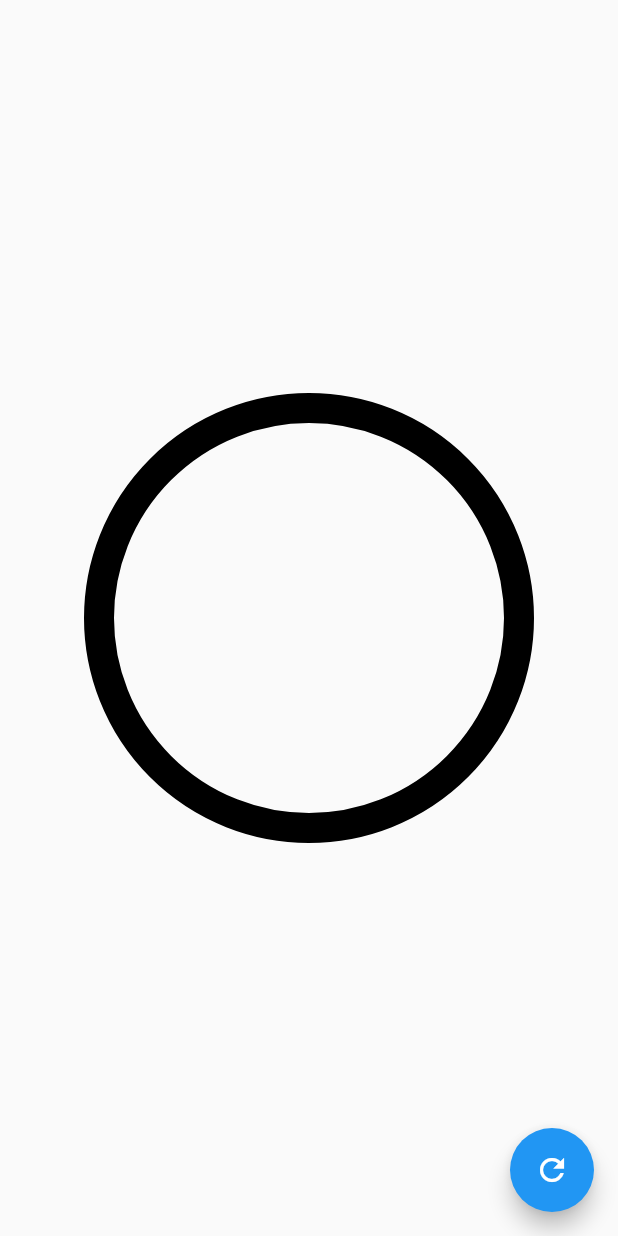
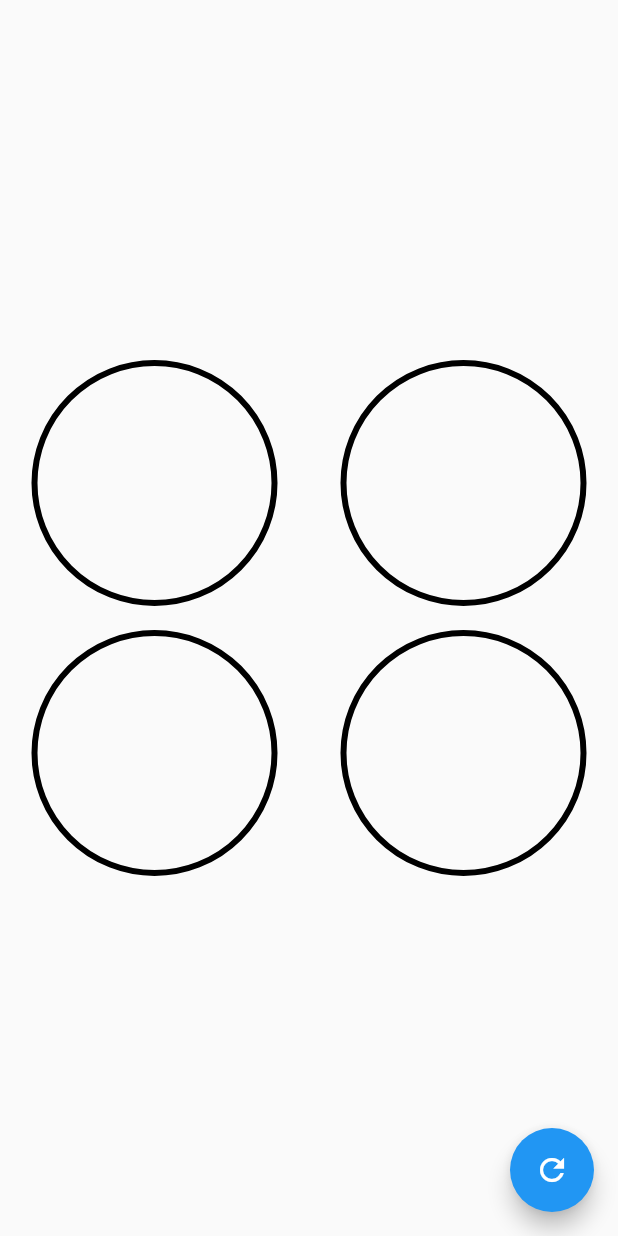
Before and after one commit to MartinBrisset/WidgetsPersonalizadosEjemplos, a Flutter app: the screen it shows after launch, on a phone screen of 412 x 824 dp. Run offline on Flutter 3.47's test engine with Material 2 defaults, Android fonts, the phone set to English and light mode, and no system bars.

Commit message:
Fin con grandiente

```diff
--- a/lib/src/pages/graficas_circulares_page.dart
+++ b/lib/src/pages/graficas_circulares_page.dart
@@ -24,21 +24,53 @@ class _GraficasCircularesPageState extends State<GraficasCircularesPage> {
           }
         },
       ),
-      body: Center(
-        // child: Text('$porcentaje %', style: TextStyle(fontSize: 50.0),),
-        child: Container(
-          width: 300,
-          height: 300,
-          // color: Colors.red,
-          child: RadialProgress(
-            porcentaje: porcentaje,
-            colorPrimario: Colors.red,
-            colorSecundario: Colors.black,
-            grosorSecundario: 20,
-            grosorPrimario: 20,
+      body: Column(
+        mainAxisAlignment: MainAxisAlignment.center,
+        children: <Widget> [
+          Row(
+            mainAxisAlignment: MainAxisAlignment.spaceAround,
+            children:<Widget> [
+              CustomRadialProgress(porcentaje: porcentaje, color: Colors.red,),
+              CustomRadialProgress(porcentaje: porcentaje, color: Colors.blue,),
+            ],
           ),
-        ),
+          Row(
+            mainAxisAlignment: MainAxisAlignment.spaceAround,
+            children:<Widget> [
+              CustomRadialProgress(porcentaje: porcentaje, color: Colors.pink,),
+              CustomRadialProgress(porcentaje: porcentaje, color: Colors.black,),
+            ],
+          )
+        ],
       ),
     );
   }
 }
+
+class CustomRadialProgress extends StatelessWidget {
+
+  final Color color;
+
+  const CustomRadialProgress({
+    @required this.porcentaje,
+    @required this.color,
+  });
+
+  final double porcentaje;
+
+  @override
+  Widget build(BuildContext context) {
+    return Container(
+      width: 180,
+      height: 180,
+      // color: Colors.red,
+      child: RadialProgress(
+        porcentaje: porcentaje,
+        colorPrimario: color,
+        colorSecundario: Colors.black,
+        // grosorSecundario: 20,
+        // grosorPrimario: 20,
+      ),
+    );
+  }
+}
--- a/lib/src/widgets/radial_progress.dart
+++ b/lib/src/widgets/radial_progress.dart
@@ -97,6 +97,19 @@ class _MiRadialProgress extends CustomPainter {
   @override
   void paint(Canvas canvas, Size size) {
 
+    final Rect rect = new Rect.fromCircle(
+      center: Offset( 0.0, 0.0 ),
+      radius: 180
+    );
+
+    final Gradient gradiente = new LinearGradient(
+      colors: <Color>[
+        Color(0xffC012FF),
+        Color(0xff6D05E8),
+        Colors.black,
+      ]
+    );
+
     //circulo de fondo
     final paint = new Paint()
       ..strokeWidth = grosorSecundario
@@ -112,7 +125,9 @@ class _MiRadialProgress extends CustomPainter {
     //circulo pintado por arriba
     final paintArco = new Paint()
       ..strokeWidth = grosorPrimario
-      ..color = colorPrimario
+      // ..color = colorPrimario
+      ..shader = gradiente.createShader(rect)
+      ..strokeCap = StrokeCap.round
       ..style = PaintingStyle.stroke;
 
     double arcAngulo = 2 * pi * ( porcentaje / 100 );
```
